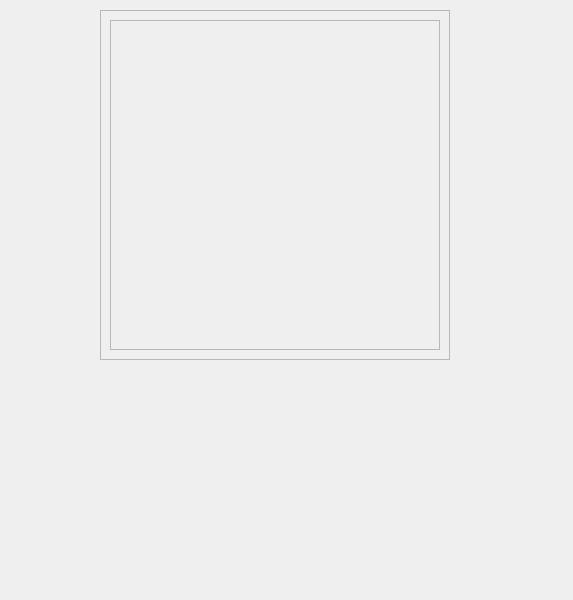
DannyCamacho/SaddlebackEats, file tripProgress.ui: the form before one commit.
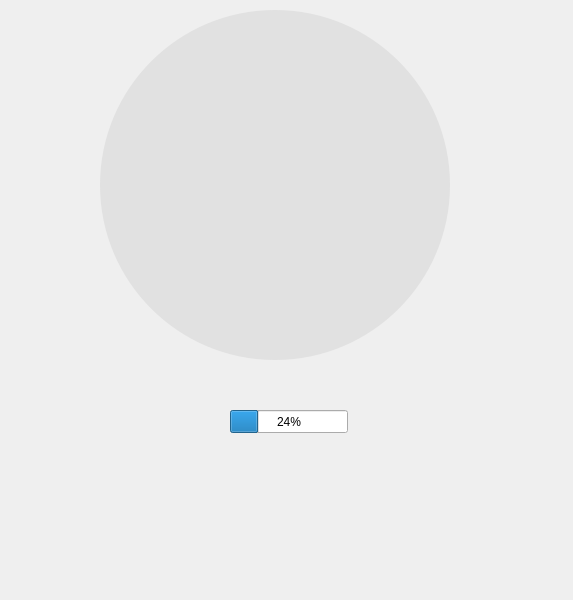
The form after the commit. Icons and pictures are not drawn.

Commit message: sizing change of shoppingcart.ui tablewidget, progress on tripProgress.ui

What changed in the file:
```diff
--- a/tripProgress.ui
+++ b/tripProgress.ui
@@ -23,25 +23,86 @@
       <height>350</height>
      </rect>
     </property>
+    <property name="styleSheet">
+     <string notr="true">background-color: rgb(225, 225, 225);
+color: rgb(0, 0, 0);
+border-radius: 175px;</string>
+    </property>
     <property name="frameShape">
      <enum>QFrame::StyledPanel</enum>
     </property>
     <property name="frameShadow">
      <enum>QFrame::Raised</enum>
     </property>
-    <layout class="QGridLayout" name="gridLayout">
-     <item row="0" column="0">
+    <layout class="QVBoxLayout" name="verticalLayout">
+     <property name="spacing">
+      <number>0</number>
+     </property>
+     <property name="leftMargin">
+      <number>0</number>
+     </property>
+     <property name="topMargin">
+      <number>0</number>
+     </property>
+     <property name="rightMargin">
+      <number>0</number>
+     </property>
+     <property name="bottomMargin">
+      <number>0</number>
+     </property>
+     <item>
       <widget class="QFrame" name="frame_2">
+       <property name="maximumSize">
+        <size>
+         <width>16777215</width>
+         <height>150</height>
+        </size>
+       </property>
+       <property name="styleSheet">
+        <string notr="true">background: none;</string>
+       </property>
        <property name="frameShape">
         <enum>QFrame::StyledPanel</enum>
        </property>
        <property name="frameShadow">
         <enum>QFrame::Raised</enum>
        </property>
+       <widget class="QLabel" name="label">
+        <property name="geometry">
+         <rect>
+          <x>10</x>
+          <y>10</y>
+          <width>331</width>
+          <height>131</height>
+         </rect>
+        </property>
+        <property name="styleSheet">
+         <string notr="true">image: url(:/rec/resources/SE_logo.png);</string>
+        </property>
+        <property name="text">
+         <string/>
+        </property>
+       </widget>
       </widget>
      </item>
     </layout>
    </widget>
+   <widget class="QProgressBar" name="progressBar">
+    <property name="geometry">
+     <rect>
+      <x>230</x>
+      <y>410</y>
+      <width>118</width>
+      <height>23</height>
+     </rect>
+    </property>
+    <property name="styleSheet">
+     <string notr="true"/>
+    </property>
+    <property name="value">
+     <number>24</number>
+    </property>
+   </widget>
   </widget>
  </widget>
  <resources/>
```
The commit also changes 1 other file.
